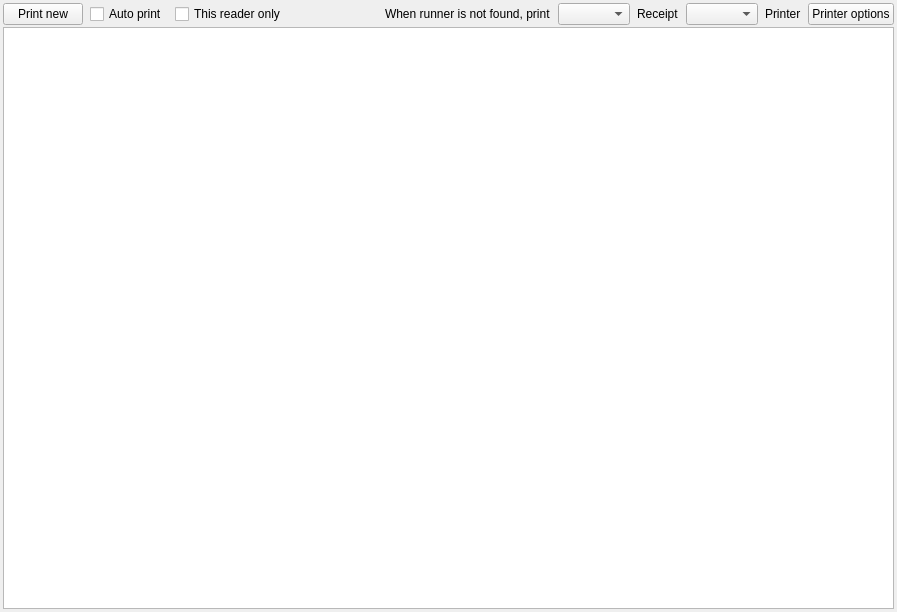
First picture: the form in quickevent/app/quickevent/plugins/Receipts/src/receiptswidget.ui, repository Quick-Event/quickbox, before the edit.
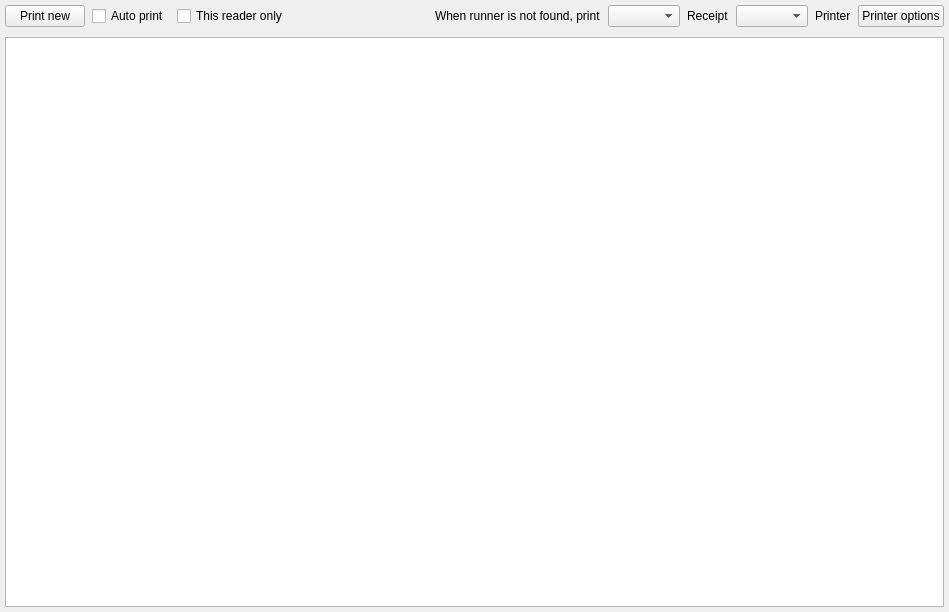
Second picture: the form after the edit. Custom widgets are drawn as their Qt base class.

Diff of the .ui file:
```diff
--- a/quickevent/app/quickevent/plugins/Receipts/src/receiptswidget.ui
+++ b/quickevent/app/quickevent/plugins/Receipts/src/receiptswidget.ui
@@ -6,7 +6,7 @@
    <rect>
     <x>0</x>
     <y>0</y>
-    <width>897</width>
+    <width>949</width>
     <height>612</height>
    </rect>
   </property>
@@ -15,19 +15,19 @@
   </property>
   <layout class="QVBoxLayout" name="verticalLayout">
    <property name="spacing">
-    <number>1</number>
+    <number>5</number>
    </property>
    <property name="leftMargin">
-    <number>3</number>
+    <number>5</number>
    </property>
    <property name="topMargin">
-    <number>3</number>
+    <number>5</number>
    </property>
    <property name="rightMargin">
-    <number>3</number>
+    <number>5</number>
    </property>
    <property name="bottomMargin">
-    <number>3</number>
+    <number>5</number>
    </property>
    <item>
     <layout class="QHBoxLayout" name="horizontalLayout">
```
Left out of the diff: 6 changed lines with no effect on the pictures.
